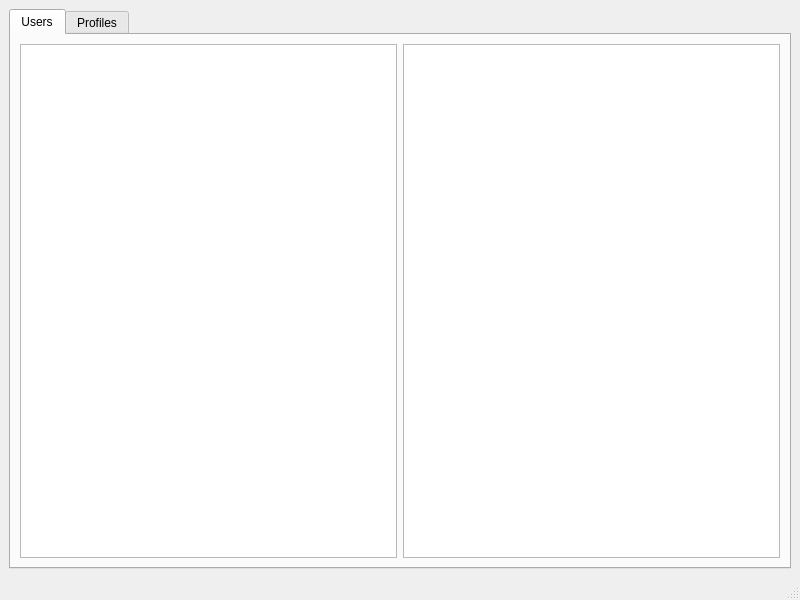
Above: src/mainwindow.ui from KDE/confine before the change. Below: the same form after it.
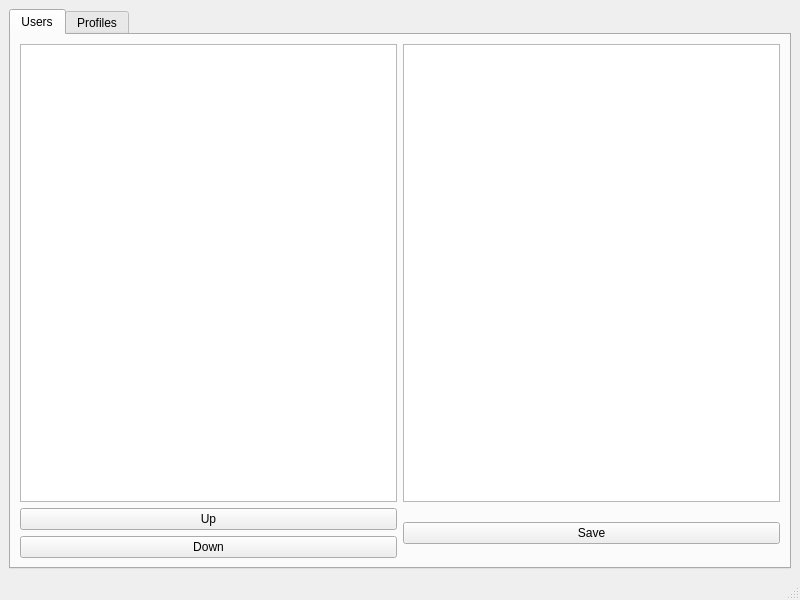
That is the form after the change. The open tabs and pages were chosen to show the change.

Commit message: improved gui to set profiles for a certain user

Patch:
```diff
--- a/src/mainwindow.ui
+++ b/src/mainwindow.ui
@@ -26,7 +26,11 @@
        </attribute>
        <layout class="QGridLayout" name="gridLayout_3">
         <item row="0" column="0">
-         <widget class="QListWidget" name="userList"/>
+         <widget class="QListWidget" name="userList">
+          <property name="sortingEnabled">
+           <bool>true</bool>
+          </property>
+         </widget>
         </item>
         <item row="0" column="1">
          <widget class="QListWidget" name="profileListForUser">
@@ -35,6 +39,31 @@
           </property>
          </widget>
         </item>
+        <item row="1" column="1">
+         <widget class="QPushButton" name="saveProfileButton">
+          <property name="text">
+           <string>Save</string>
+          </property>
+         </widget>
+        </item>
+        <item row="1" column="0">
+         <layout class="QGridLayout" name="gridLayout_4">
+          <item row="0" column="0">
+           <widget class="QPushButton" name="buttonUp">
+            <property name="text">
+             <string>Up</string>
+            </property>
+           </widget>
+          </item>
+          <item row="1" column="0">
+           <widget class="QPushButton" name="buttonDown">
+            <property name="text">
+             <string>Down</string>
+            </property>
+           </widget>
+          </item>
+         </layout>
+        </item>
        </layout>
       </widget>
       <widget class="QWidget" name="tab_2">
```
Left out of the diff: 12 changed lines with no effect on the pictures. The commit also changes 2 other files.
